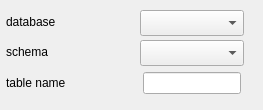
Old version of the form db_dialog.ui in the repository spacesyntax/Rcl-topology-cleaner.
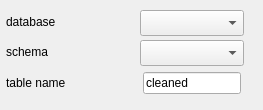
New version of the form.

What changed in the file:
```diff
--- a/db_dialog.ui
+++ b/db_dialog.ui
@@ -61,6 +61,9 @@
      <height>22</height>
     </rect>
    </property>
+   <property name="text">
+    <string>cleaned</string>
+   </property>
   </widget>
   <widget class="QComboBox" name="comboBox">
    <property name="geometry">
```
